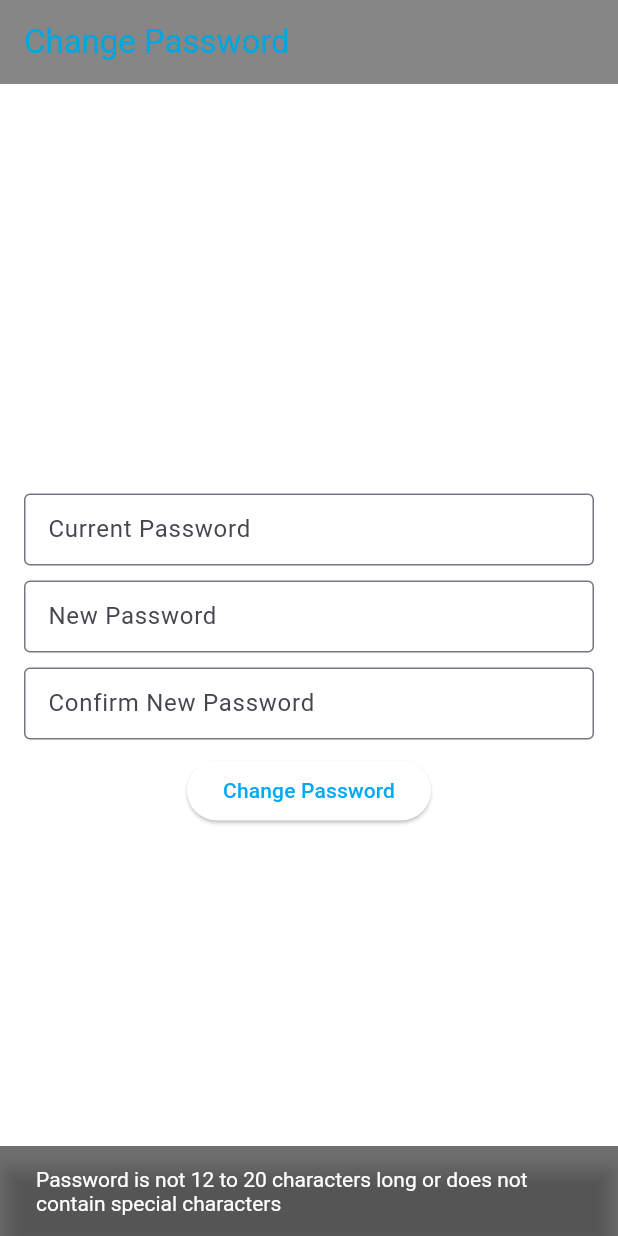
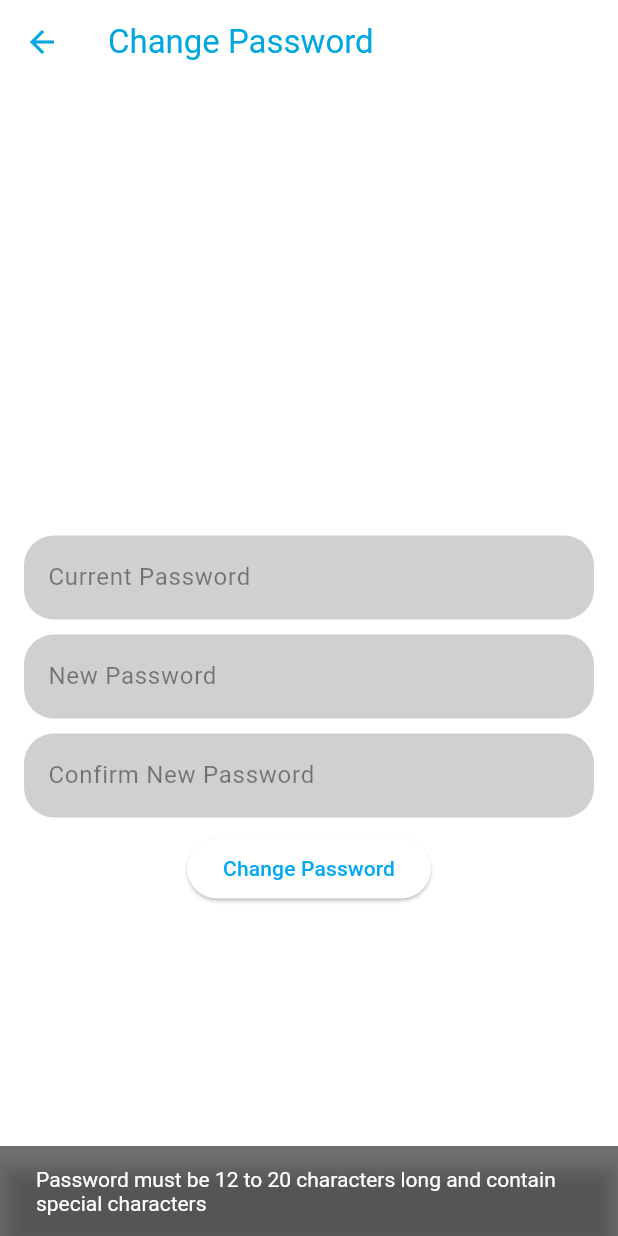
Before and after one commit to matthewyeo1/WanderWise, a Flutter app: the ChangePasswordPage screen opened directly, after a tap on "Change Password", on a phone screen of 412 x 824 dp. Run offline on Flutter 3.47's test engine with Material 3 defaults, Android fonts, the phone set to English and light mode, and no system bars; our stand-ins replace cloud_firestore, file_picker, firebase_auth, firebase_core, firebase_storage, google_maps_flutter and 2 more; missing offline and left inert: flutter_pdfview; accounts and stored records are empty.

Commit message:
Added change password function

```diff
--- a/ww_code/lib/change_password.dart
+++ b/ww_code/lib/change_password.dart
@@ -2,20 +2,7 @@ import "package:flutter/material.dart";
 import 'package:firebase_auth/firebase_auth.dart';
 import 'utilities/utils.dart';
 
-class MyApp extends StatelessWidget {
-  const MyApp({super.key});
 
-  @override
-  Widget build(BuildContext context) {
-    return MaterialApp(
-      title: 'Settings Page Example',
-      theme: ThemeData(
-        primarySwatch: Colors.blue,
-      ),
-      home: const ChangePasswordPage(),
-    );
-  }
-}
 
 class ChangePasswordPage extends StatefulWidget {
   const ChangePasswordPage({super.key});
@@ -25,22 +12,28 @@ class ChangePasswordPage extends StatefulWidget {
 }
 
 class ChangePasswordPageState extends State<ChangePasswordPage> {
-  final TextEditingController currentPasswordController =
-      TextEditingController();
+  final TextEditingController currentPasswordController = TextEditingController();
   final TextEditingController newPasswordController = TextEditingController();
-  final TextEditingController confirmNewPasswordController =
-      TextEditingController();
+  final TextEditingController confirmNewPasswordController = TextEditingController();
 
-  var auth = FirebaseAuth.instance;
-  var currentUser = FirebaseAuth.instance.currentUser;
+  final FirebaseAuth auth = FirebaseAuth.instance;
+  final User? currentUser = FirebaseAuth.instance.currentUser;
 
-  Future<void> changePassword(
-      {required String currentPassword, required String newPassword}) async {
+  Future<void> changePassword({required String currentPassword, required String newPassword}) async {
     try {
-      var cred = EmailAuthProvider.credential(
-          email: currentUser!.email!, password: currentPassword);
-      await currentUser!.reauthenticateWithCredential(cred);
+      if (currentUser == null) {
+        throw FirebaseAuthException(
+          code: 'no-current-user',
+          message: 'No user is currently signed in.',
+        );
+      }
+      AuthCredential credential = EmailAuthProvider.credential(
+        email: currentUser!.email!,
+        password: currentPassword,
+      );
+      await currentUser!.reauthenticateWithCredential(credential);
       await currentUser!.updatePassword(newPassword);
+
       ScaffoldMessenger.of(context).showSnackBar(
         const SnackBar(content: Text("Password changed successfully")),
       );
@@ -51,29 +44,44 @@ class ChangePasswordPageState extends State<ChangePasswordPage> {
     }
   }
 
+
   @override
   Widget build(BuildContext context) {
     return Scaffold(
       appBar: AppBar(
-        backgroundColor: const Color.fromARGB(255, 134, 134, 134),
         title: const Text('Change Password'),
       ),
-      body: Container(
-        decoration: const BoxDecoration(
-          color: Colors.white,
-        ),
+      // body: Container(
+      //   decoration: const BoxDecoration(
+      //     color: Colors.white,
+      //   ),
+      body: Padding(
         padding: const EdgeInsets.all(16.0),
         child: Column(
           mainAxisAlignment: MainAxisAlignment.center,
           children: [
+            const SizedBox(height: 80),
             TextFormField(
               controller: currentPasswordController,
               style: const TextStyle(color: Colors.black),
               decoration: const InputDecoration(
-                isDense: true,
+                filled: true,
+                fillColor: Color.fromARGB(255, 208, 208, 208),
+                hintText: 'Current Password',
                 alignLabelWithHint: true,
-                labelText: 'Current Password',
-                border: OutlineInputBorder(),
+                hintStyle: TextStyle(color: Colors.black45),
+                border: OutlineInputBorder(
+                  borderRadius: BorderRadius.all(Radius.circular(20)),
+                  borderSide: BorderSide.none,
+                ),
+                enabledBorder: OutlineInputBorder(
+                  borderRadius: BorderRadius.all(Radius.circular(20)),
+                  borderSide: BorderSide.none,
+                ),
+                focusedBorder: OutlineInputBorder(
+                  borderRadius: BorderRadius.all(Radius.circular(20)),
+                  borderSide: BorderSide.none,
+                ),
               ),
               obscureText: true,
             ),
@@ -82,10 +90,22 @@ class ChangePasswordPageState extends State<ChangePasswordPage> {
               controller: newPasswordController,
               style: const TextStyle(color: Colors.black),
               decoration: const InputDecoration(
-                isDense: true,
-                alignLabelWithHint: true,
-                labelText: 'New Password',
-                border: OutlineInputBorder(),
+                filled: true,
+                fillColor: Color.fromARGB(255, 208, 208, 208),
+                hintText: 'New Password',
+                hintStyle: TextStyle(color: Colors.black45),
+                border: OutlineInputBorder(
+                  borderRadius: BorderRadius.all(Radius.circular(20)),
+                  borderSide: BorderSide.none,
+                ),
+                enabledBorder: OutlineInputBorder(
+                  borderRadius: BorderRadius.all(Radius.circular(20)),
+                  borderSide: BorderSide.none,
+                ),
+                focusedBorder: OutlineInputBorder(
+                  borderRadius: BorderRadius.all(Radius.circular(20)),
+                  borderSide: BorderSide.none,
+                ),
               ),
               obscureText: true,
             ),
@@ -94,26 +114,39 @@ class ChangePasswordPageState extends State<ChangePasswordPage> {
               controller: confirmNewPasswordController,
               style: const TextStyle(color: Colors.black),
               decoration: const InputDecoration(
-                isDense: true,
-                alignLabelWithHint: true,
-                labelText: 'Confirm New Password',
-                border: OutlineInputBorder(),
+                filled: true,
+                fillColor: Color.fromARGB(255, 208, 208, 208),
+                hintText: 'Confirm New Password',
+                hintStyle: TextStyle(color: Colors.black45),
+                border: OutlineInputBorder(
+                  borderRadius: BorderRadius.all(Radius.circular(20)),
+                  borderSide: BorderSide.none,
+                ),
+                enabledBorder: OutlineInputBorder(
+                  borderRadius: BorderRadius.all(Radius.circular(20)),
+                  borderSide: BorderSide.none,
+                ),
+                focusedBorder: OutlineInputBorder(
+                  borderRadius: BorderRadius.all(Radius.circular(20)),
+                  borderSide: BorderSide.none,
+                ),
               ),
               obscureText: true,
             ),
             const SizedBox(height: 10),
             ElevatedButton(
               onPressed: () async {
-                if (!(isValidEmail(newPasswordController.text)) ||
-                    isValidPassword(confirmNewPasswordController.text)) {
+                if (!isValidPassword(newPasswordController.text)) {
                   ScaffoldMessenger.of(context).showSnackBar(
                     const SnackBar(
-                        content: Text(
-                            "Password is not 12 to 20 characters long or does not contain special characters")),
+                      content: Text(
+                          "Password must be 12 to 20 characters long and contain special characters"),
+                    ),
                   );
+                  return;
                 }
-                if (newPasswordController.text ==
-                    confirmNewPasswordController.text) {
+                // Check if new passwords match
+                if (newPasswordController.text == confirmNewPasswordController.text) {
                   await changePassword(
                     currentPassword: currentPasswordController.text,
                     newPassword: newPasswordController.text,
--- /dev/null
+++ b/ww_code/lib/friends_page.dart
@@ -0,0 +1,31 @@
+import 'package:flutter/material.dart';
+import 'package:ww_code/aesthetics/colour_gradient.dart';
+
+
+class FriendsPage extends StatefulWidget {
+  const FriendsPage({super.key});
+
+@override
+ FriendsPageState createState() => FriendsPageState();
+}
+
+
+class FriendsPageState extends State<FriendsPage>{
+@override
+  Widget build(BuildContext context) {
+    return Scaffold(
+      appBar: AppBar(
+        backgroundColor: Colors.white,
+        foregroundColor: const Color(0xFF00A6DF),
+        title: const Text("Friends"),
+
+      ),
+      backgroundColor: Colors.transparent,
+      body: Container(
+        decoration: BoxDecoration(
+          gradient: getAppGradient(),
+        ),
+      )
+    );
+  }
+}
```
Also changed, not shown: ww_code/images/alps.png (added).
